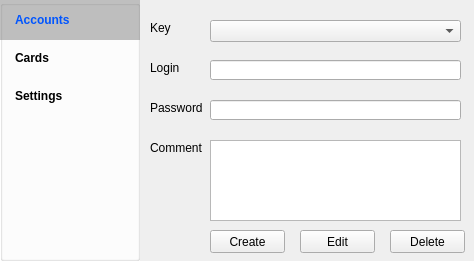
Before: the Qt Designer form QtProject/mainwindow.ui in 777AvEnGeR777/project, drawn with Qt 5.
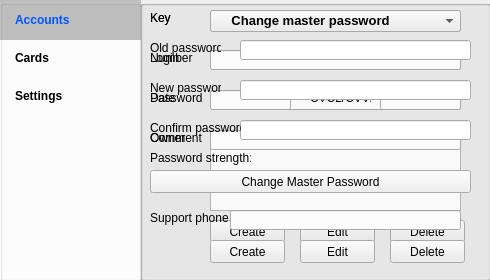
After: the same form once the commit is applied.

```diff
--- a/QtProject/mainwindow.ui
+++ b/QtProject/mainwindow.ui
@@ -6,155 +6,21 @@
    <rect>
     <x>0</x>
     <y>0</y>
-    <width>474</width>
-    <height>261</height>
+    <width>490</width>
+    <height>280</height>
    </rect>
   </property>
   <property name="windowTitle">
    <string>Password Manager</string>
   </property>
   <widget class="QWidget" name="centralWidget">
-   <widget class="QComboBox" name="selectAccount">
-    <property name="geometry">
-     <rect>
-      <x>210</x>
-      <y>20</y>
-      <width>251</width>
-      <height>22</height>
-     </rect>
-    </property>
-   </widget>
-   <widget class="QLabel" name="label">
-    <property name="geometry">
-     <rect>
-      <x>150</x>
-      <y>20</y>
-      <width>21</width>
-      <height>16</height>
-     </rect>
-    </property>
-    <property name="text">
-     <string>Key</string>
-    </property>
-   </widget>
-   <widget class="QLabel" name="label_2">
-    <property name="geometry">
-     <rect>
-      <x>150</x>
-      <y>60</y>
-      <width>61</width>
-      <height>16</height>
-     </rect>
-    </property>
-    <property name="text">
-     <string>Login</string>
-    </property>
-   </widget>
-   <widget class="QLineEdit" name="textLogin">
-    <property name="geometry">
-     <rect>
-      <x>210</x>
-      <y>60</y>
-      <width>251</width>
-      <height>20</height>
-     </rect>
-    </property>
-    <property name="echoMode">
-     <enum>QLineEdit::Normal</enum>
-    </property>
-   </widget>
-   <widget class="QLabel" name="label_3">
-    <property name="geometry">
-     <rect>
-      <x>150</x>
-      <y>100</y>
-      <width>61</width>
-      <height>16</height>
-     </rect>
-    </property>
-    <property name="text">
-     <string>Password</string>
-    </property>
-   </widget>
-   <widget class="QLineEdit" name="textPassword">
-    <property name="geometry">
-     <rect>
-      <x>210</x>
-      <y>100</y>
-      <width>251</width>
-      <height>20</height>
-     </rect>
-    </property>
-   </widget>
-   <widget class="QLabel" name="label_4">
-    <property name="geometry">
-     <rect>
-      <x>150</x>
-      <y>140</y>
-      <width>61</width>
-      <height>16</height>
-     </rect>
-    </property>
-    <property name="text">
-     <string>Comment</string>
-    </property>
-   </widget>
-   <widget class="QTextEdit" name="textComment">
-    <property name="geometry">
-     <rect>
-      <x>210</x>
-      <y>140</y>
-      <width>251</width>
-      <height>81</height>
-     </rect>
-    </property>
-   </widget>
-   <widget class="QPushButton" name="accountCreate">
-    <property name="geometry">
-     <rect>
-      <x>210</x>
-      <y>230</y>
-      <width>75</width>
-      <height>23</height>
-     </rect>
-    </property>
-    <property name="text">
-     <string>Create</string>
-    </property>
-   </widget>
-   <widget class="QPushButton" name="accountEdit">
-    <property name="geometry">
-     <rect>
-      <x>300</x>
-      <y>230</y>
-      <width>75</width>
-      <height>23</height>
-     </rect>
-    </property>
-    <property name="text">
-     <string>Edit</string>
-    </property>
-   </widget>
-   <widget class="QPushButton" name="accountDelete">
-    <property name="geometry">
-     <rect>
-      <x>390</x>
-      <y>230</y>
-      <width>75</width>
-      <height>23</height>
-     </rect>
-    </property>
-    <property name="text">
-     <string>Delete</string>
-    </property>
-   </widget>
    <widget class="QGroupBox" name="group_controls">
     <property name="geometry">
      <rect>
       <x>0</x>
       <y>0</y>
-      <width>140</width>
-      <height>261</height>
+      <width>141</width>
+      <height>281</height>
      </rect>
     </property>
     <property name="styleSheet">
@@ -312,6 +178,591 @@
      </attribute>
     </widget>
    </widget>
+   <widget class="QGroupBox" name="groupAccounts">
+    <property name="geometry">
+     <rect>
+      <x>140</x>
+      <y>0</y>
+      <width>351</width>
+      <height>281</height>
+     </rect>
+    </property>
+    <property name="title">
+     <string/>
+    </property>
+    <widget class="QPushButton" name="accountDelete">
+     <property name="geometry">
+      <rect>
+       <x>250</x>
+       <y>220</y>
+       <width>75</width>
+       <height>23</height>
+      </rect>
+     </property>
+     <property name="text">
+      <string>Delete</string>
+     </property>
+    </widget>
+    <widget class="QLineEdit" name="textPassword">
+     <property name="geometry">
+      <rect>
+       <x>70</x>
+       <y>90</y>
+       <width>251</width>
+       <height>20</height>
+      </rect>
+     </property>
+    </widget>
+    <widget class="QPushButton" name="accountCreate">
+     <property name="geometry">
+      <rect>
+       <x>70</x>
+       <y>220</y>
+       <width>75</width>
+       <height>23</height>
+      </rect>
+     </property>
+     <property name="text">
+      <string>Create</string>
+     </property>
+    </widget>
+    <widget class="QComboBox" name="selectAccount">
+     <property name="geometry">
+      <rect>
+       <x>70</x>
+       <y>10</y>
+       <width>251</width>
+       <height>22</height>
+      </rect>
+     </property>
+    </widget>
+    <widget class="QLabel" name="label_4">
+     <property name="geometry">
+      <rect>
+       <x>10</x>
+       <y>130</y>
+       <width>61</width>
+       <height>16</height>
+      </rect>
+     </property>
+     <property name="text">
+      <string>Comment</string>
+     </property>
+    </widget>
+    <widget class="QLabel" name="label">
+     <property name="geometry">
+      <rect>
+       <x>10</x>
+       <y>10</y>
+       <width>21</width>
+       <height>16</height>
+      </rect>
+     </property>
+     <property name="text">
+      <string>Key</string>
+     </property>
+    </widget>
+    <widget class="QLineEdit" name="textLogin">
+     <property name="geometry">
+      <rect>
+       <x>70</x>
+       <y>50</y>
+       <width>251</width>
+       <height>20</height>
+      </rect>
+     </property>
+     <property name="echoMode">
+      <enum>QLineEdit::Normal</enum>
+     </property>
+    </widget>
+    <widget class="QLabel" name="label_3">
+     <property name="geometry">
+      <rect>
+       <x>10</x>
+       <y>90</y>
+       <width>61</width>
+       <height>16</height>
+      </rect>
+     </property>
+     <property name="text">
+      <string>Password</string>
+     </property>
+    </widget>
+    <widget class="QPushButton" name="accountEdit">
+     <property name="geometry">
+      <rect>
+       <x>160</x>
+       <y>220</y>
+       <width>75</width>
+       <height>23</height>
+      </rect>
+     </property>
+     <property name="text">
+      <string>Edit</string>
+     </property>
+    </widget>
+    <widget class="QLabel" name="label_2">
+     <property name="geometry">
+      <rect>
+       <x>10</x>
+       <y>50</y>
+       <width>61</width>
+       <height>16</height>
+      </rect>
+     </property>
+     <property name="text">
+      <string>Login</string>
+     </property>
+    </widget>
+    <widget class="QTextEdit" name="textComment">
+     <property name="geometry">
+      <rect>
+       <x>70</x>
+       <y>130</y>
+       <width>251</width>
+       <height>81</height>
+      </rect>
+     </property>
+    </widget>
+   </widget>
+   <widget class="QGroupBox" name="groupCards">
+    <property name="geometry">
+     <rect>
+      <x>140</x>
+      <y>0</y>
+      <width>351</width>
+      <height>281</height>
+     </rect>
+    </property>
+    <property name="title">
+     <string/>
+    </property>
+    <widget class="QLabel" name="label_5">
+     <property name="geometry">
+      <rect>
+       <x>10</x>
+       <y>10</y>
+       <width>21</width>
+       <height>16</height>
+      </rect>
+     </property>
+     <property name="text">
+      <string>Key</string>
+     </property>
+    </widget>
+    <widget class="QComboBox" name="selectCard">
+     <property name="geometry">
+      <rect>
+       <x>70</x>
+       <y>10</y>
+       <width>251</width>
+       <height>22</height>
+      </rect>
+     </property>
+    </widget>
+    <widget class="QLabel" name="label_6">
+     <property name="geometry">
+      <rect>
+       <x>10</x>
+       <y>50</y>
+       <width>61</width>
+       <height>16</height>
+      </rect>
+     </property>
+     <property name="text">
+      <string>Number</string>
+     </property>
+    </widget>
+    <widget class="QLineEdit" name="textNumber">
+     <property name="geometry">
+      <rect>
+       <x>70</x>
+       <y>50</y>
+       <width>251</width>
+       <height>20</height>
+      </rect>
+     </property>
+     <property name="inputMask">
+      <string/>
+     </property>
+     <property name="echoMode">
+      <enum>QLineEdit::Normal</enum>
+     </property>
+    </widget>
+    <widget class="QLineEdit" name="textDate">
+     <property name="geometry">
+      <rect>
+       <x>70</x>
+       <y>90</y>
+       <width>81</width>
+       <height>20</height>
+      </rect>
+     </property>
+     <property name="inputMask">
+      <string/>
+     </property>
+     <property name="echoMode">
+      <enum>QLineEdit::Normal</enum>
+     </property>
+    </widget>
+    <widget class="QLabel" name="label_7">
+     <property name="geometry">
+      <rect>
+       <x>10</x>
+       <y>90</y>
+       <width>61</width>
+       <height>16</height>
+      </rect>
+     </property>
+     <property name="text">
+      <string>Date</string>
+     </property>
+    </widget>
+    <widget class="QLineEdit" name="textCVC">
+     <property name="geometry">
+      <rect>
+       <x>240</x>
+       <y>90</y>
+       <width>81</width>
+       <height>20</height>
+      </rect>
+     </property>
+     <property name="inputMask">
+      <string/>
+     </property>
+     <property name="echoMode">
+      <enum>QLineEdit::Normal</enum>
+     </property>
+    </widget>
+    <widget class="QLabel" name="label_8">
+     <property name="geometry">
+      <rect>
+       <x>170</x>
+       <y>90</y>
+       <width>61</width>
+       <height>16</height>
+      </rect>
+     </property>
+     <property name="text">
+      <string>CVC2/CVV2</string>
+     </property>
+    </widget>
+    <widget class="QLabel" name="label_9">
+     <property name="geometry">
+      <rect>
+       <x>10</x>
+       <y>130</y>
+       <width>61</width>
+       <height>16</height>
+      </rect>
+     </property>
+     <property name="text">
+      <string>Owner</string>
+     </property>
+    </widget>
+    <widget class="QLineEdit" name="textOwner">
+     <property name="geometry">
+      <rect>
+       <x>70</x>
+       <y>130</y>
+       <width>251</width>
+       <height>20</height>
+      </rect>
+     </property>
+     <property name="echoMode">
+      <enum>QLineEdit::Normal</enum>
+     </property>
+    </widget>
+    <widget class="QLabel" name="label_10">
+     <property name="geometry">
+      <rect>
+       <x>10</x>
+       <y>170</y>
+       <width>61</width>
+       <height>16</height>
+      </rect>
+     </property>
+     <property name="text">
+      <string>Pin</string>
+     </property>
+    </widget>
+    <widget class="QLineEdit" name="textPin">
+     <property name="geometry">
+      <rect>
+       <x>70</x>
+       <y>170</y>
+       <width>81</width>
+       <height>20</height>
+      </rect>
+     </property>
+     <property name="echoMode">
+      <enum>QLineEdit::Normal</enum>
+     </property>
+    </widget>
+    <widget class="QLabel" name="label_11">
+     <property name="geometry">
+      <rect>
+       <x>160</x>
+       <y>170</y>
+       <width>61</width>
+       <height>16</height>
+      </rect>
+     </property>
+     <property name="text">
+      <string>Secret</string>
+     </property>
+    </widget>
+    <widget class="QLineEdit" name="textSecret">
+     <property name="geometry">
+      <rect>
+       <x>240</x>
+       <y>170</y>
+       <width>81</width>
+       <height>20</height>
+      </rect>
+     </property>
+     <property name="echoMode">
+      <enum>QLineEdit::Normal</enum>
+     </property>
+    </widget>
+    <widget class="QLabel" name="label_12">
+     <property name="geometry">
+      <rect>
+       <x>10</x>
+       <y>210</y>
+       <width>81</width>
+       <height>16</height>
+      </rect>
+     </property>
+     <property name="text">
+      <string>Support phone</string>
+     </property>
+    </widget>
+    <widget class="QLineEdit" name="textSupportPhone">
+     <property name="geometry">
+      <rect>
+       <x>90</x>
+       <y>210</y>
+       <width>231</width>
+       <height>20</height>
+      </rect>
+     </property>
+     <property name="echoMode">
+      <enum>QLineEdit::Normal</enum>
+     </property>
+    </widget>
+    <widget class="QPushButton" name="cardCreate">
+     <property name="geometry">
+      <rect>
+       <x>70</x>
+       <y>240</y>
+       <width>75</width>
+       <height>23</height>
+      </rect>
+     </property>
+     <property name="text">
+      <string>Create</string>
+     </property>
+    </widget>
+    <widget class="QPushButton" name="cardEdit">
+     <property name="geometry">
+      <rect>
+       <x>160</x>
+       <y>240</y>
+       <width>75</width>
+       <height>23</height>
+      </rect>
+     </property>
+     <property name="text">
+      <string>Edit</string>
+     </property>
+    </widget>
+    <widget class="QPushButton" name="cardDelete">
+     <property name="geometry">
+      <rect>
+       <x>250</x>
+       <y>240</y>
+       <width>75</width>
+       <height>23</height>
+      </rect>
+     </property>
+     <property name="text">
+      <string>Delete</string>
+     </property>
+    </widget>
+   </widget>
+   <widget class="QGroupBox" name="groupSettings">
+    <property name="geometry">
+     <rect>
+      <x>140</x>
+      <y>0</y>
+      <width>351</width>
+      <height>281</height>
+     </rect>
+    </property>
+    <property name="title">
+     <string/>
+    </property>
+    <widget class="QLineEdit" name="textConfirmMaster">
+     <property name="geometry">
+      <rect>
+       <x>100</x>
+       <y>120</y>
+       <width>231</width>
+       <height>20</height>
+      </rect>
+     </property>
+     <property name="maxLength">
+      <number>30</number>
+     </property>
+     <property name="echoMode">
+      <enum>QLineEdit::Password</enum>
+     </property>
+    </widget>
+    <widget class="QPushButton" name="changeMaster">
+     <property name="geometry">
+      <rect>
+       <x>10</x>
+       <y>170</y>
+       <width>321</width>
+       <height>23</height>
+      </rect>
+     </property>
+     <property name="text">
+      <string>Change Master Password</string>
+     </property>
+    </widget>
+    <widget class="QLabel" name="label_14">
+     <property name="geometry">
+      <rect>
+       <x>10</x>
+       <y>40</y>
+       <width>71</width>
+       <height>16</height>
+      </rect>
+     </property>
+     <property name="text">
+      <string>Old password</string>
+     </property>
+    </widget>
+    <widget class="QLineEdit" name="textNewMaster">
+     <property name="geometry">
+      <rect>
+       <x>100</x>
+       <y>80</y>
+       <width>231</width>
+       <height>20</height>
+      </rect>
+     </property>
+     <property name="maxLength">
+      <number>30</number>
+     </property>
+     <property name="echoMode">
+      <enum>QLineEdit::Password</enum>
+     </property>
+    </widget>
+    <widget class="QLabel" name="label_15">
+     <property name="geometry">
+      <rect>
+       <x>10</x>
+       <y>120</y>
+       <width>91</width>
+       <height>16</height>
+      </rect>
+     </property>
+     <property name="text">
+      <string>Confirm password</string>
+     </property>
+    </widget>
+    <widget class="QLabel" name="label_16">
+     <property name="geometry">
+      <rect>
+       <x>10</x>
+       <y>80</y>
+       <width>71</width>
+       <height>16</height>
+      </rect>
+     </property>
+     <property name="text">
+      <string>New password</string>
+     </property>
+    </widget>
+    <widget class="QLineEdit" name="textOldMaster">
+     <property name="geometry">
+      <rect>
+       <x>100</x>
+       <y>40</y>
+       <width>231</width>
+       <height>20</height>
+      </rect>
+     </property>
+     <property name="maxLength">
+      <number>30</number>
+     </property>
+     <property name="echoMode">
+      <enum>QLineEdit::Password</enum>
+     </property>
+    </widget>
+    <widget class="QLabel" name="label_13">
+     <property name="geometry">
+      <rect>
+       <x>0</x>
+       <y>5</y>
+       <width>341</width>
+       <height>31</height>
+      </rect>
+     </property>
+     <property name="font">
+      <font>
+       <pointsize>10</pointsize>
+       <weight>75</weight>
+       <bold>true</bold>
+      </font>
+     </property>
+     <property name="text">
+      <string>Change master password</string>
+     </property>
+     <property name="alignment">
+      <set>Qt::AlignCenter</set>
+     </property>
+    </widget>
+    <widget class="QLabel" name="label_17">
+     <property name="geometry">
+      <rect>
+       <x>10</x>
+       <y>150</y>
+       <width>101</width>
+       <height>16</height>
+      </rect>
+     </property>
+     <property name="text">
+      <string>Password strength:</string>
+     </property>
+    </widget>
+    <widget class="QLabel" name="labelPasswordStrength">
+     <property name="geometry">
+      <rect>
+       <x>115</x>
+       <y>150</y>
+       <width>111</width>
+       <height>16</height>
+      </rect>
+     </property>
+     <property name="font">
+      <font>
+       <weight>75</weight>
+       <bold>true</bold>
+      </font>
+     </property>
+     <property name="text">
+      <string/>
+     </property>
+    </widget>
+   </widget>
+   <zorder>groupAccounts</zorder>
+   <zorder>group_controls</zorder>
+   <zorder>groupCards</zorder>
+   <zorder>groupSettings</zorder>
   </widget>
  </widget>
  <layoutdefault spacing="6" margin="11"/>
```
Left out of the diff: 27 changed lines with no effect on the pictures.
